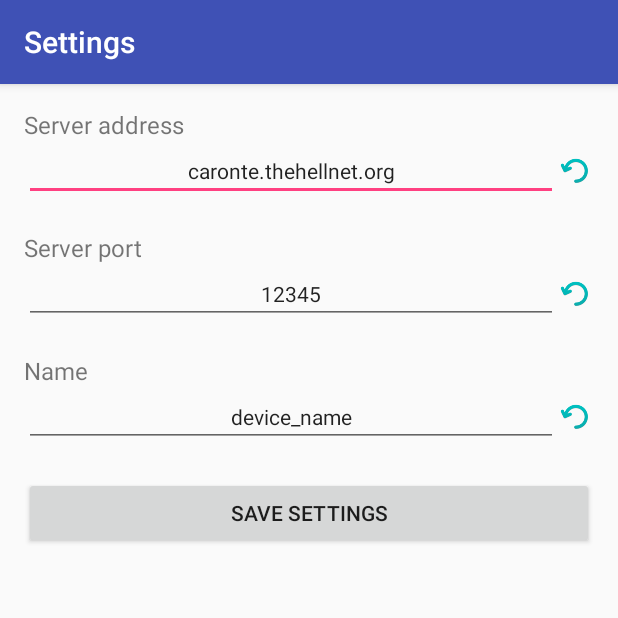
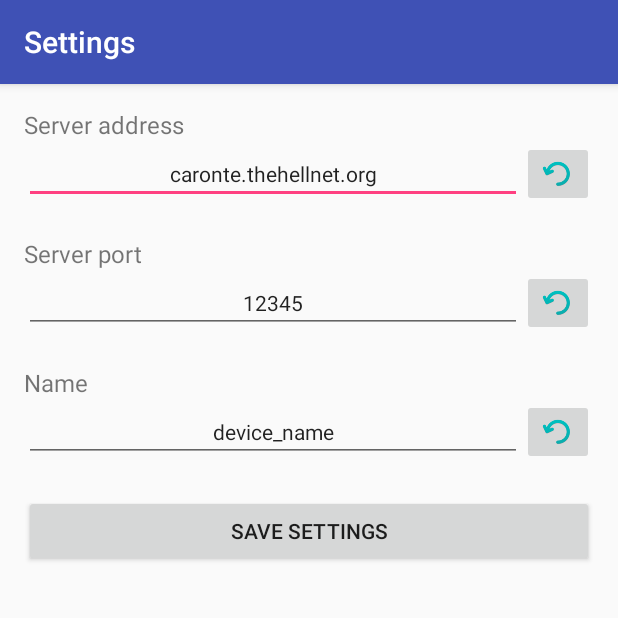
Before and after one commit to thehellnet/shab-mobile, an Android app: the screen it shows after launch (SettingsActivity), in the options menu, after a tap on "Settings", on a phone screen of 412 x 824 dp, the top half of it. Run offline under Robolectric (Android 15) with nearby library versions, the phone set to English and light mode, and no system bars; 3 statements that could not run were skipped.

Commit message:
Default values for settings

```diff
--- a/app/src/main/java/org/thehellnet/shab/mobile/activity/SettingsActivity.java
+++ b/app/src/main/java/org/thehellnet/shab/mobile/activity/SettingsActivity.java
@@ -6,6 +6,7 @@ import android.preference.PreferenceManager;
 import android.view.View;
 import android.widget.Button;
 import android.widget.EditText;
+import android.widget.ImageButton;
 
 import org.thehellnet.shab.mobile.R;
 import org.thehellnet.shab.mobile.config.Prefs;
@@ -23,24 +24,35 @@ public class SettingsActivity extends ShabActivity {
     private EditText serverPortText;
     private EditText nameText;
 
+    private ImageButton serverAddressImageButton;
+    private ImageButton serverPortImageButton;
+    private ImageButton nameImageButton;
+
     @Override
     protected void onCreate(Bundle savedInstanceState) {
         super.onCreate(savedInstanceState);
         setContentView(R.layout.activity_settings);
-
-        saveButton = (Button) findViewById(R.id.settings_button_save);
-
-        serverAddressText = (EditText) findViewById(R.id.settings_server_address_value);
-        serverPortText = (EditText) findViewById(R.id.settings_server_port_value);
-        nameText = (EditText) findViewById(R.id.settings_name_value);
     }
 
     @Override
     protected void onResume() {
         super.onResume();
         preferences = PreferenceManager.getDefaultSharedPreferences(getApplicationContext());
+        initElements();
         loadSettings();
         setListeners();
+    }
+
+    private void initElements() {
+        saveButton = (Button) findViewById(R.id.settings_button_save);
+
+        serverAddressText = (EditText) findViewById(R.id.settings_server_address_value);
+        serverPortText = (EditText) findViewById(R.id.settings_server_port_value);
+        nameText = (EditText) findViewById(R.id.settings_name_value);
+
+        serverAddressImageButton = (ImageButton) findViewById(R.id.settings_server_address_reset);
+        serverPortImageButton = (ImageButton) findViewById(R.id.settings_server_port_reset);
+        nameImageButton = (ImageButton) findViewById(R.id.settings_name_reset);
     }
 
     private void setListeners() {
@@ -52,12 +64,31 @@ public class SettingsActivity extends ShabActivity {
                 finish();
             }
         });
+
+        serverAddressImageButton.setOnClickListener(new View.OnClickListener() {
+            @Override
+            public void onClick(View view) {
+                serverAddressText.setText(Prefs.Default.SERVER_ADDRESS);
+            }
+        });
+        serverPortImageButton.setOnClickListener(new View.OnClickListener() {
+            @Override
+            public void onClick(View view) {
+                serverPortText.setText(String.valueOf(Prefs.Default.SOCKET_PORT));
+            }
+        });
+        nameImageButton.setOnClickListener(new View.OnClickListener() {
+            @Override
+            public void onClick(View view) {
+                nameText.setText(Prefs.Default.NAME);
+            }
+        });
     }
 
     private void loadSettings() {
-        serverAddressText.setText(preferences.getString(Prefs.SERVER_ADDRESS, Prefs.SERVER_ADDRESS_DEFAULT));
-        serverPortText.setText(String.valueOf(preferences.getInt(Prefs.SOCKET_PORT, Prefs.SOCKET_PORT_DEFAULT)));
-        nameText.setText(preferences.getString(Prefs.NAME, Prefs.NAME_DEFAULT));
+        serverAddressText.setText(preferences.getString(Prefs.SERVER_ADDRESS, Prefs.Default.SERVER_ADDRESS));
+        serverPortText.setText(String.valueOf(preferences.getInt(Prefs.SOCKET_PORT, Prefs.Default.SOCKET_PORT)));
+        nameText.setText(preferences.getString(Prefs.NAME, Prefs.Default.NAME));
     }
 
     private void saveSettings() {
--- a/app/src/main/java/org/thehellnet/shab/mobile/activity/fragment/MapFragment.java
+++ b/app/src/main/java/org/thehellnet/shab/mobile/activity/fragment/MapFragment.java
@@ -193,10 +193,10 @@ public class MapFragment extends ShabFragment implements OnMapReadyCallback {
         super.initElements();
 
         autoBoundsSwitch = (Switch) getActivity().findViewById(R.id.option_auto);
-        autoBoundsSwitch.setChecked(prefs.getBoolean(Prefs.MAP_AUTOBOUNDS, Prefs.MAP_AUTOBOUNDS_DEFAULT));
+        autoBoundsSwitch.setChecked(prefs.getBoolean(Prefs.MAP_AUTOBOUNDS, Prefs.Default.MAP_AUTOBOUNDS));
 
         zoomSeekBar = (SeekBar) getActivity().findViewById(R.id.option_auto_zoom);
-        updateZoomSeekBarProgress(prefs.getFloat(Prefs.MAP_ZOOMLEVEL, Prefs.MAP_ZOOMLEVEL_DEFAULT));
+        updateZoomSeekBarProgress(prefs.getFloat(Prefs.MAP_ZOOMLEVEL, Prefs.Default.MAP_ZOOMLEVEL));
 
         mapTypeButton = (Button) getActivity().findViewById(R.id.option_type);
         updateMapTypeButtonCaption();
@@ -213,7 +213,7 @@ public class MapFragment extends ShabFragment implements OnMapReadyCallback {
                         .putBoolean(Prefs.MAP_AUTOBOUNDS, autoBoundsSwitch.isChecked())
                         .apply();
                 zoomSeekBar.setEnabled(autoBoundsSwitch.isChecked());
-                updateZoomSeekBarProgress(prefs.getFloat(Prefs.MAP_ZOOMLEVEL, Prefs.MAP_ZOOMLEVEL_DEFAULT));
+                updateZoomSeekBarProgress(prefs.getFloat(Prefs.MAP_ZOOMLEVEL, Prefs.Default.MAP_ZOOMLEVEL));
                 updateMapBounds();
             }
         });
@@ -221,7 +221,7 @@ public class MapFragment extends ShabFragment implements OnMapReadyCallback {
         mapTypeButton.setOnClickListener(new View.OnClickListener() {
             @Override
             public void onClick(View view) {
-                int mapType = prefs.getInt(Prefs.MAP_TYPE, Prefs.MAP_TYPE_DEFAULT);
+                int mapType = prefs.getInt(Prefs.MAP_TYPE, Prefs.Default.MAP_TYPE);
 
                 if (mapTypeButton.getText().equals(getString(R.string.layout_map_type_normal))) {
                     mapType = GoogleMap.MAP_TYPE_NORMAL;
@@ -329,7 +329,7 @@ public class MapFragment extends ShabFragment implements OnMapReadyCallback {
     }
 
     private void updateMapTypeButtonCaption() {
-        switch (prefs.getInt(Prefs.MAP_TYPE, Prefs.MAP_TYPE_DEFAULT)) {
+        switch (prefs.getInt(Prefs.MAP_TYPE, Prefs.Default.MAP_TYPE)) {
             case GoogleMap.MAP_TYPE_NORMAL:
                 mapTypeButton.setText(R.string.layout_map_type_satellite);
                 break;
@@ -340,11 +340,11 @@ public class MapFragment extends ShabFragment implements OnMapReadyCallback {
     }
 
     private void updateMapType() {
-        googleMap.setMapType(prefs.getInt(Prefs.MAP_TYPE, Prefs.MAP_TYPE_DEFAULT));
+        googleMap.setMapType(prefs.getInt(Prefs.MAP_TYPE, Prefs.Default.MAP_TYPE));
     }
 
     private void updateMapBounds() {
-        if (!prefs.getBoolean(Prefs.MAP_AUTOBOUNDS, Prefs.MAP_AUTOBOUNDS_DEFAULT)) {
+        if (!prefs.getBoolean(Prefs.MAP_AUTOBOUNDS, Prefs.Default.MAP_AUTOBOUNDS)) {
             return;
         }
 
--- a/app/src/main/java/org/thehellnet/shab/mobile/service/ShabService.java
+++ b/app/src/main/java/org/thehellnet/shab/mobile/service/ShabService.java
@@ -172,7 +172,7 @@ public class ShabService extends Service implements ShabSocketCallback {
 
         ClientConnectLine line = new ClientConnectLine();
         line.setId(DeviceIdentifier.getDeviceId());
-        line.setName(prefs.getString(Prefs.NAME, Prefs.NAME_DEFAULT));
+        line.setName(prefs.getString(Prefs.NAME, Prefs.Default.NAME));
         shabSocket.send(line);
 
         sendLocalPosition();
@@ -231,8 +231,8 @@ public class ShabService extends Service implements ShabSocketCallback {
         }
 
         shabSocket = new ShabSocket(this);
-        shabSocket.start(prefs.getString(Prefs.SERVER_ADDRESS, Prefs.SERVER_ADDRESS_DEFAULT),
-                prefs.getInt(Prefs.SOCKET_PORT, Prefs.SOCKET_PORT_DEFAULT));
+        shabSocket.start(prefs.getString(Prefs.SERVER_ADDRESS, Prefs.Default.SERVER_ADDRESS),
+                prefs.getInt(Prefs.SOCKET_PORT, Prefs.Default.SOCKET_PORT));
 
         alreadyStarted = true;
         broadcastServiceStatus();
--- a/app/src/main/java/org/thehellnet/shab/mobile/utility/DeviceIdentifier.java
+++ b/app/src/main/java/org/thehellnet/shab/mobile/utility/DeviceIdentifier.java
@@ -22,7 +22,7 @@ public final class DeviceIdentifier {
 
     public static String getDeviceId() {
         String deviceId = SHAB.getSharedPreferences()
-                .getString(Prefs.DEVICE_ID, Prefs.DEVICE_ID_DEFAULT);
+                .getString(Prefs.DEVICE_ID, Prefs.Default.DEVICE_ID);
         if (deviceId.length() > 0) {
             return deviceId;
         }
--- a/app/src/main/res/layout/activity_settings.xml
+++ b/app/src/main/res/layout/activity_settings.xml
@@ -42,7 +42,7 @@
                         android:inputType="text"
                         android:text="@string/layout_loading" />
 
-                    <ImageView
+                    <ImageButton
                         android:id="@+id/settings_server_address_reset"
                         style="@style/settings_item_reset"
                         android:contentDescription="@string/layout_settings_reset_description"
@@ -71,7 +71,7 @@
                         android:inputType="text"
                         android:text="@string/layout_loading" />
 
-                    <ImageView
+                    <ImageButton
                         android:id="@+id/settings_server_port_reset"
                         style="@style/settings_item_reset"
                         android:contentDescription="@string/layout_settings_reset_description"
@@ -100,7 +100,7 @@
                         android:inputType="text"
                         android:text="@string/layout_loading" />
 
-                    <ImageView
+                    <ImageButton
                         android:id="@+id/settings_name_reset"
                         style="@style/settings_item_reset"
                         android:contentDescription="@string/layout_settings_reset_description"
```
Also changed, not shown: app/src/main/java/org/thehellnet/shab/mobile/config/Prefs.java (+16 -8 lines).
